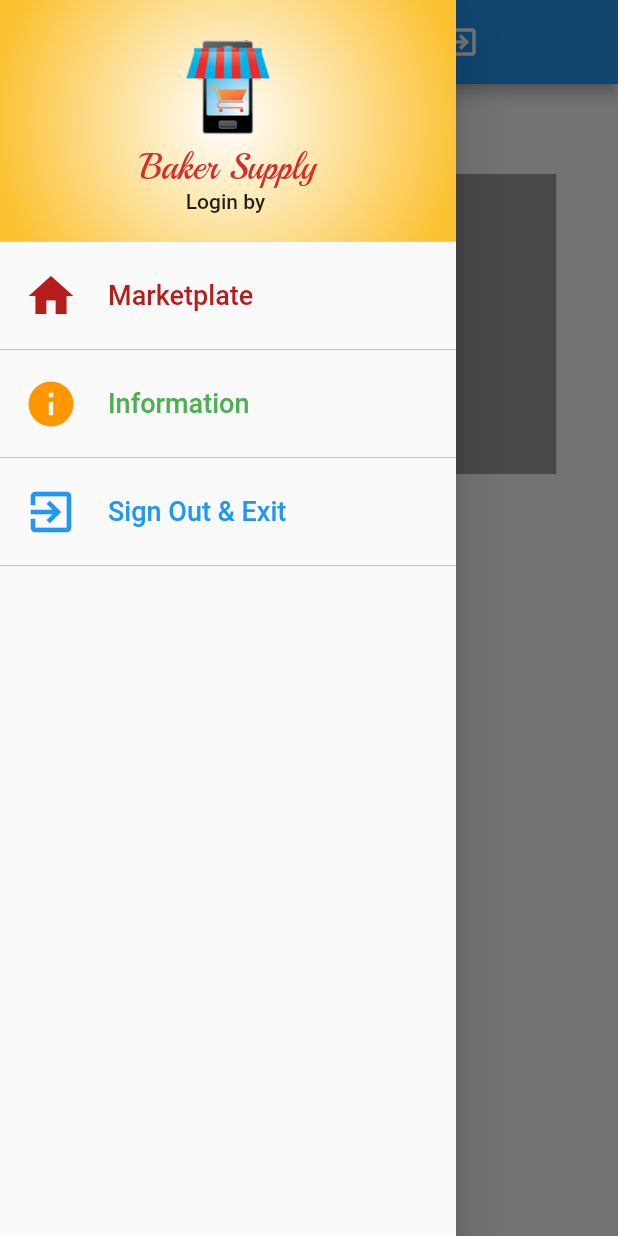
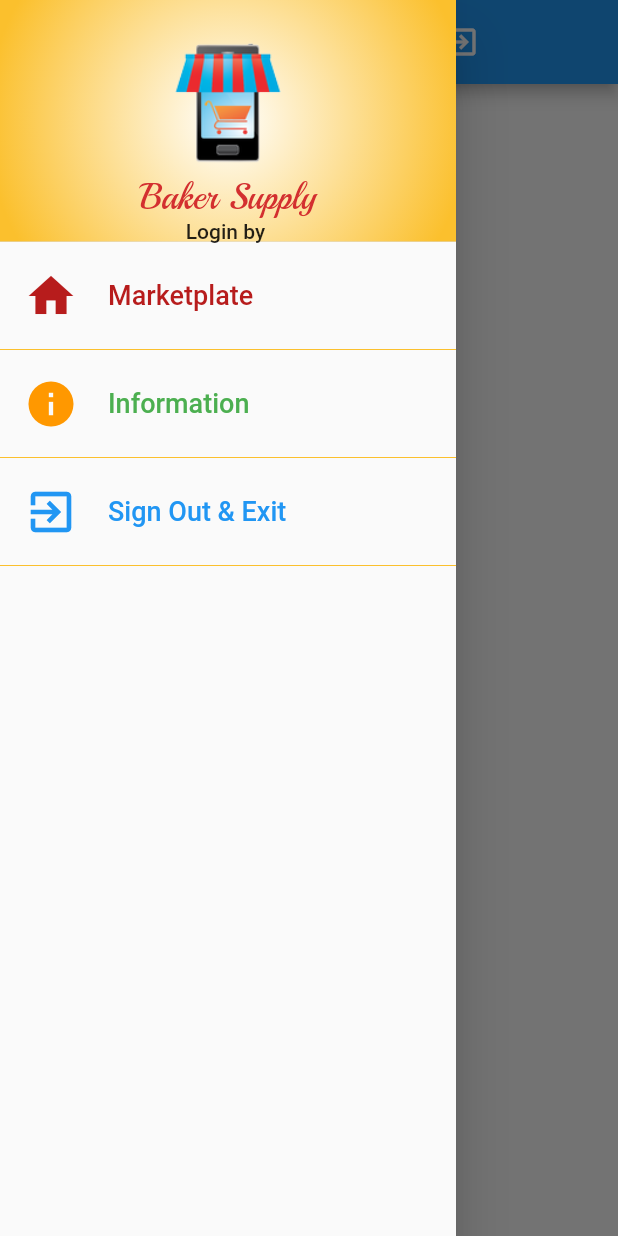
Before and after one commit to KctPiyawat/ShopBakerClick, a Flutter app: the ProductList screen opened directly, with the side drawer open, on a phone screen of 412 x 824 dp. Run offline on Flutter 3.47's test engine with Material 2 defaults, Android fonts, the phone set to English and light mode, and no system bars; drawn by our look-alikes of carousel_slider; our stand-ins replace cloud_firestore, firebase_auth; accounts and stored records are empty.

Commit message:
update 21 aug

```diff
--- /dev/null
+++ b/lib/models/promotion_model.dart
@@ -0,0 +1,10 @@
+class PromotionModel {
+
+  // field
+
+  String namePromotion,pathImage;
+
+
+  // Contructor
+  PromotionModel(this.namePromotion,this.pathImage);
+}
--- a/lib/screens/marketplate.dart
+++ b/lib/screens/marketplate.dart
@@ -1,4 +1,9 @@
+import 'dart:async';
+
+import 'package:cloud_firestore/cloud_firestore.dart';
 import 'package:flutter/material.dart';
+import 'package:shop_bakerclick/models/promotion_model.dart';
+import 'package:carousel_slider/carousel_slider.dart';
 
 class Marketplate extends StatefulWidget {
   @override
@@ -11,8 +16,61 @@ class _MarketplateState extends State<Marketplate> {
   double myH2 = 18.0;
   Color myColorText = Colors.blue[900];
   double mySpace = 16.0;
+  List<PromotionModel> promotionModels = [];
+  List<Widget> promotionsImages = [];
 
   // Method
+  @override
+  void initState() {
+    super.initState();
+    readProtion();
+  }
+
+  Future<void> readProtion() async {
+    Firestore firestore = Firestore.instance;
+    CollectionReference collectionReference = firestore.collection('Promotion');
+    StreamSubscription<QuerySnapshot> subscription =
+        await collectionReference.snapshots().listen((QuerySnapshot) {
+      List<DocumentSnapshot> documentSnapshots = QuerySnapshot.documents;
+
+      for (var snapshot in documentSnapshots) {
+        String namePromotion = snapshot.data['NamePromotion'];
+        String urlImage = snapshot.data['PathImage'];
+        print('name = $namePromotion');
+
+        PromotionModel promotionModel = PromotionModel(namePromotion, urlImage);
+        setState(() {
+          promotionModels.add(promotionModel);
+          promotionsImages.add(makeBanner(namePromotion, urlImage));
+        });
+      }
+    });
+  }
+
+  Widget makeBanner(String title, String urlImage) {
+    return Container(
+      width: MediaQuery.of(context).size.width,
+      height: 200.0,
+      child: Stack(
+        children: <Widget>[
+          Image.network(
+            urlImage,
+            fit: BoxFit.fill,
+          ),
+          Container(
+            alignment: Alignment.bottomCenter,
+            child: Text(
+              title,
+              style: TextStyle(
+                color: Colors.white,
+                fontSize: 24.0,
+              ),
+            ),
+          ),
+        ],
+      ),
+    );
+  }
 
   Widget titleBanner() {
     return Container(
@@ -34,9 +92,15 @@ class _MarketplateState extends State<Marketplate> {
 
   Widget imageBanner() {
     return Container(
-      color: Colors.grey,
       width: MediaQuery.of(context).size.width * 0.8,
       height: 200.0,
+      child: ListView.builder(
+        scrollDirection: Axis.horizontal,
+        itemCount: promotionModels.length,
+        itemBuilder: (BuildContext context, int index) {
+          return Image.network(promotionModels[index].pathImage);
+        },
+      ),
     );
   }
 
@@ -45,15 +109,27 @@ class _MarketplateState extends State<Marketplate> {
       mainAxisAlignment: MainAxisAlignment.start,
       children: <Widget>[
         titleBanner(),
-        imageBanner(),
+        bannerCarouse(),
       ],
     );
+  }
+
+  Widget bannerCarouse() {
+    return CarouselSlider(
+        enlargeCenterPage: true,
+        aspectRatio: 16 / 9,
+        pauseAutoPlayOnTouch: Duration(seconds: 5),
+        autoPlay: true,
+        autoPlayAnimationDuration: Duration(seconds: 2),
+        items: promotionsImages);
   }
 
   @override
   Widget build(BuildContext context) {
     return ListView(
-      children: <Widget>[showBanner()],
+      children: <Widget>[
+        showBanner(),
+      ],
     );
   }
 }
--- a/lib/screens/product_list.dart
+++ b/lib/screens/product_list.dart
@@ -56,13 +56,13 @@ class _ProductListState extends State<ProductList> {
 
   Widget showLogo() {
     return Container(
-      width: 80.0,
-      height: 80.0,
+      width: 100.0,
+      height: 100.0,
       child: Image.asset('images/logo.png'),
     );
   }
 
-  Widget showAppName() {
+   Widget showAppName() {
     return Text(
       'Baker Supply',
       style: TextStyle(
--- a/pubspec.yaml
+++ b/pubspec.yaml
@@ -26,6 +26,8 @@ dependencies:
   firebase_core: ^0.4.0+6
   firebase_auth: ^0.11.1+7
   cloud_firestore: ^0.12.5+2
+  carousel_slider: ^1.3.0
+
 
 dev_dependencies:
   flutter_test:
```
Also changed, not shown: images/logoๅ.png (added), pubspec.lock.
